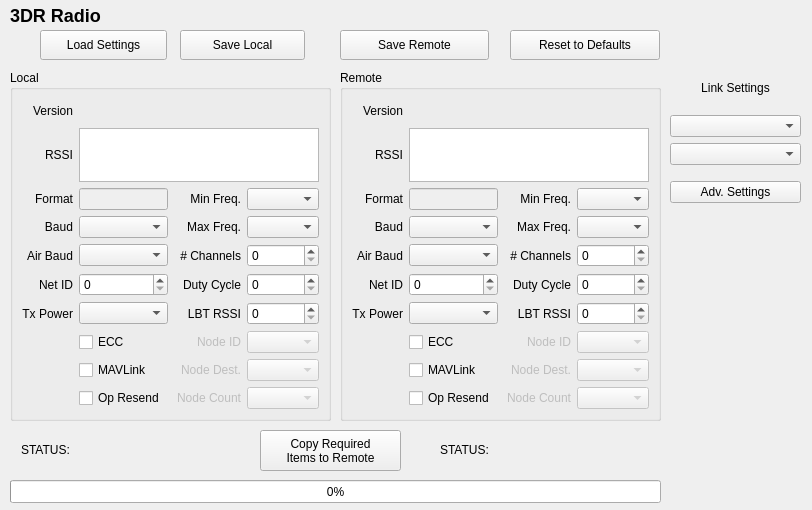
Before: the Qt Designer form src/ui/configuration/Radio3DRConfig.ui in ArduPilot/apm_planner, drawn with Qt 5.
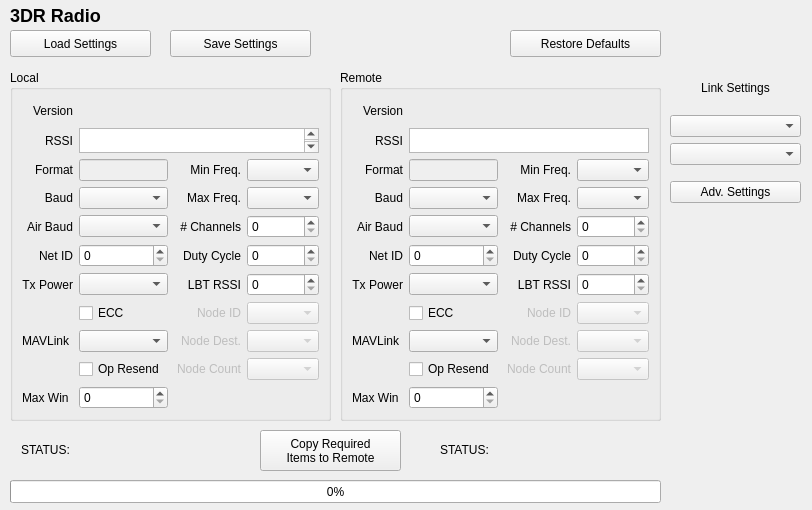
After: the same form once the commit is applied.

Commit message: Changes to support the new MAVLink low latency options

What changed in the file:
```diff
--- a/src/ui/configuration/Radio3DRConfig.ui
+++ b/src/ui/configuration/Radio3DRConfig.ui
@@ -32,10 +32,10 @@
   <widget class="QPushButton" name="loadSettingsButton">
    <property name="geometry">
     <rect>
-     <x>40</x>
+     <x>10</x>
      <y>30</y>
-     <width>127</width>
-     <height>30</height>
+     <width>141</width>
+     <height>27</height>
     </rect>
    </property>
    <property name="text">
@@ -45,40 +45,14 @@
   <widget class="QPushButton" name="saveLocalSettingsButton">
    <property name="geometry">
     <rect>
-     <x>180</x>
+     <x>170</x>
      <y>30</y>
-     <width>125</width>
-     <height>30</height>
+     <width>141</width>
+     <height>27</height>
     </rect>
    </property>
    <property name="text">
-    <string>Save Local</string>
-   </property>
-  </widget>
-  <widget class="QPushButton" name="saveRemoteSettingsButton">
-   <property name="geometry">
-    <rect>
-     <x>340</x>
-     <y>30</y>
-     <width>149</width>
-     <height>30</height>
-    </rect>
-   </property>
-   <property name="text">
-    <string>Save Remote</string>
-   </property>
-  </widget>
-  <widget class="QPushButton" name="resetDefaultsButton">
-   <property name="geometry">
-    <rect>
-     <x>510</x>
-     <y>30</y>
-     <width>150</width>
-     <height>30</height>
-    </rect>
-   </property>
-   <property name="text">
-    <string>Reset to Defaults</string>
+    <string>Save Settings</string>
    </property>
   </widget>
   <widget class="QGroupBox" name="localGroupBox">
@@ -154,13 +128,6 @@
       </property>
      </widget>
     </item>
-    <item row="8" column="1">
-     <widget class="QCheckBox" name="mavLinkCheckBox">
-      <property name="text">
-       <string>MAVLink</string>
-      </property>
-     </widget>
-    </item>
     <item row="9" column="4">
      <widget class="QComboBox" name="nodeCountComboBox">
       <property name="enabled">
@@ -283,8 +250,8 @@
        <string>&lt;!DOCTYPE HTML PUBLIC &quot;-//W3C//DTD HTML 4.0//EN&quot; &quot;http://www.w3.org/TR/REC-html40/strict.dtd&quot;&gt;
 &lt;html&gt;&lt;head&gt;&lt;meta name=&quot;qrichtext&quot; content=&quot;1&quot; /&gt;&lt;style type=&quot;text/css&quot;&gt;
 p, li { white-space: pre-wrap; }
-&lt;/style&gt;&lt;/head&gt;&lt;body style=&quot; font-family:'Lucida Grande'; font-size:13pt; font-weight:400; font-style:normal;&quot;&gt;
-&lt;p style=&quot;-qt-paragraph-type:empty; margin-top:0px; margin-bottom:0px; margin-left:0px; margin-right:0px; -qt-block-indent:0; text-indent:0px;&quot;&gt;&lt;br /&gt;&lt;/p&gt;&lt;/body&gt;&lt;/html&gt;</string>
+&lt;/style&gt;&lt;/head&gt;&lt;body style=&quot; font-family:'.Lucida Grande UI'; font-size:13pt; font-weight:400; font-style:normal;&quot;&gt;
+&lt;p style=&quot;-qt-paragraph-type:empty; margin-top:0px; margin-bottom:0px; margin-left:0px; margin-right:0px; -qt-block-indent:0; text-indent:0px; font-family:'Lucida Grande';&quot;&gt;&lt;br /&gt;&lt;/p&gt;&lt;/body&gt;&lt;/html&gt;</string>
       </property>
      </widget>
     </item>
@@ -378,6 +345,30 @@
       </property>
      </widget>
     </item>
+    <item row="8" column="0">
+     <widget class="QLabel" name="label_32">
+      <property name="text">
+       <string>MAVLink</string>
+      </property>
+     </widget>
+    </item>
+    <item row="8" column="1">
+     <widget class="QComboBox" name="mavLinkComboBox"/>
+    </item>
+    <item row="10" column="1">
+     <widget class="QSpinBox" name="maxWindowSpinBox">
+      <property name="maximum">
+       <number>999</number>
+      </property>
+     </widget>
+    </item>
+    <item row="10" column="0">
+     <widget class="QLabel" name="label_34">
+      <property name="text">
+       <string>Max Win</string>
+      </property>
+     </widget>
+    </item>
    </layout>
    <zorder>label_1</zorder>
    <zorder>label_2</zorder>
@@ -452,13 +443,6 @@
     <item row="2" column="4">
      <widget class="QComboBox" name="minFreqComboBox_remote"/>
     </item>
-    <item row="8" column="1">
-     <widget class="QCheckBox" name="mavLinkCheckBox_remote">
-      <property name="text">
-       <string>MAVLink</string>
-      </property>
-     </widget>
-    </item>
     <item row="9" column="1">
      <widget class="QCheckBox" name="opResendCheckBox_remote">
       <property name="text">
@@ -708,6 +692,30 @@
       </property>
      </widget>
     </item>
+    <item row="8" column="0">
+     <widget class="QLabel" name="label_33">
+      <property name="text">
+       <string>MAVLink</string>
+      </property>
+     </widget>
+    </item>
+    <item row="8" column="1">
+     <widget class="QComboBox" name="mavLinkComboBox_remote"/>
+    </item>
+    <item row="10" column="1">
+     <widget class="QSpinBox" name="maxWindowSpinBox_remote">
+      <property name="maximum">
+       <number>999</number>
+      </property>
+     </widget>
+    </item>
+    <item row="10" column="0">
+     <widget class="QLabel" name="label_35">
+      <property name="text">
+       <string>Max Win</string>
+      </property>
+     </widget>
+    </item>
    </layout>
   </widget>
   <widget class="QPushButton" name="copyToRemoteButton">
@@ -830,6 +838,19 @@
     <string>STATUS:</string>
    </property>
   </widget>
+  <widget class="QPushButton" name="resetDefaultsButton">
+   <property name="geometry">
+    <rect>
+     <x>510</x>
+     <y>30</y>
+     <width>151</width>
+     <height>27</height>
+    </rect>
+   </property>
+   <property name="text">
+    <string>Restore Defaults</string>
+   </property>
+  </widget>
  </widget>
  <resources/>
  <connections/>
```
Left out of the diff: 7 changed lines with no effect on the pictures. The commit also changes 4 other files.
